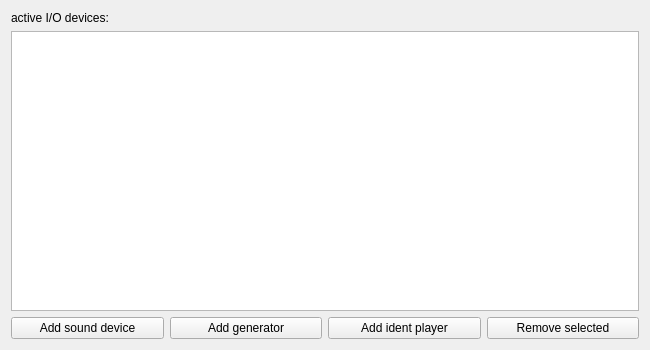
Qt form iOsettings.ui (AWAH-SIP/AWAH-SIP_Desktop-GUI) before a commit.
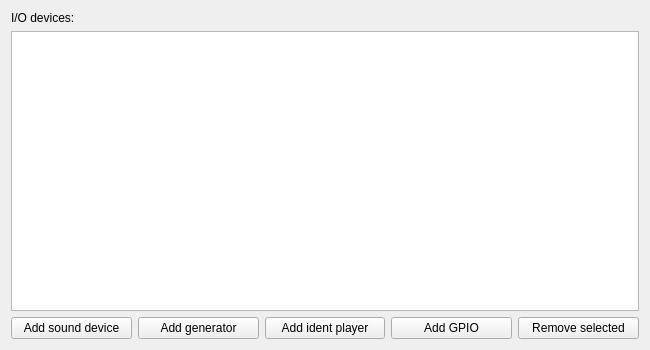
The same form after that commit.

Commit message: GPIO window added

The edit to the form file:
```diff
--- a/iOsettings.ui
+++ b/iOsettings.ui
@@ -84,6 +84,16 @@
        </property>
       </widget>
      </item>
+     <item>
+      <widget class="QPushButton" name="pushButton_add_GPIO">
+       <property name="text">
+        <string>Add GPIO</string>
+       </property>
+       <property name="autoDefault">
+        <bool>false</bool>
+       </property>
+      </widget>
+     </item>
      <item>
       <widget class="QPushButton" name="pushButton_remove_dev">
        <property name="minimumSize">
@@ -108,7 +118,7 @@
    <item row="0" column="2">
     <widget class="QLabel" name="label">
      <property name="text">
-      <string>active I/O devices:</string>
+      <string>I/O devices:</string>
      </property>
     </widget>
    </item>
```
The commit also changes 15 other files.
